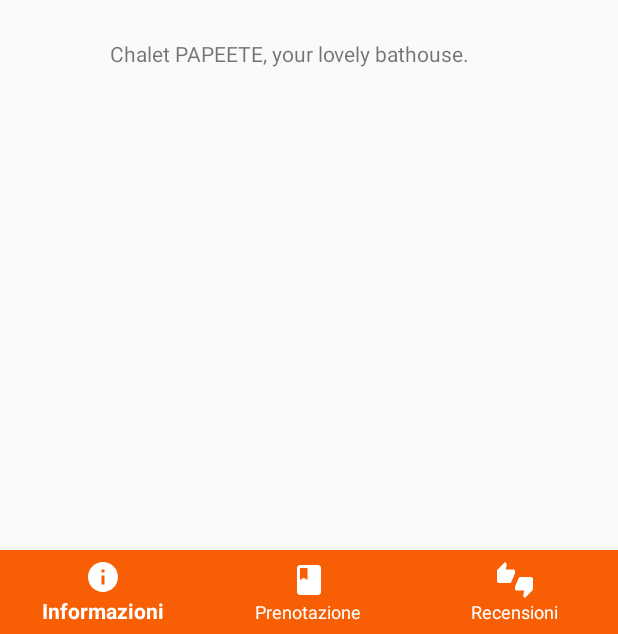
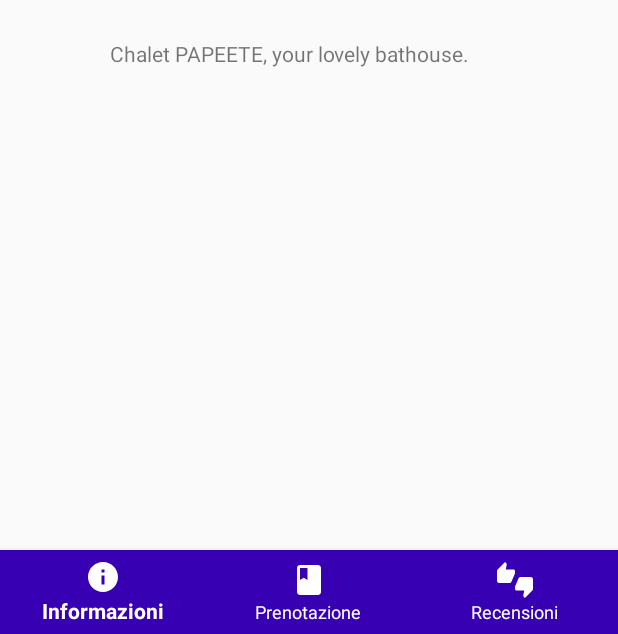
Before and after one commit to pinciaandrea/Tirocinio, an Android app: the screen it shows after launch (MainActivity), on a phone screen of 412 x 824 dp, the part 602-1236 px from its top. Run offline under Robolectric (Android 15) with nearby library versions, the phone set to English and light mode, and no system bars.

Commit message:
prova menubar blu

```diff
--- a/app/src/main/res/layout/activity_main.xml
+++ b/app/src/main/res/layout/activity_main.xml
@@ -19,7 +19,7 @@
             android:layout_height="wrap_content"
             android:layout_alignParentBottom="true"
             android:layout_marginBottom="309dp"
-            app:itemBackground="@color/colorPrimary"
+            app:itemBackground="@color/design_default_color_primary_dark"
             app:itemIconTint="@android:color/background_light"
             app:itemTextColor="@android:color/white"
             app:menu="@menu/bottom_nav_menu" />
```
